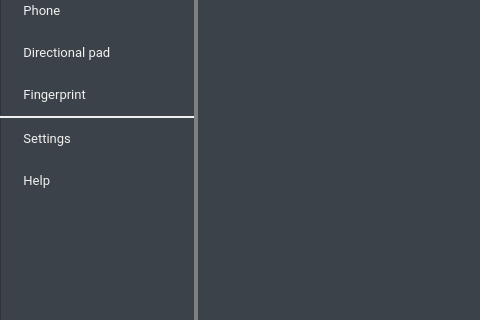
Before: the Qt Designer form android/skin/qt/extended.ui in aosp-mirror/platform_external_qemu, drawn with Qt 5; both pictures show x 0 to 480 and y 149 to 469 of the 820 by 600 pixel window.
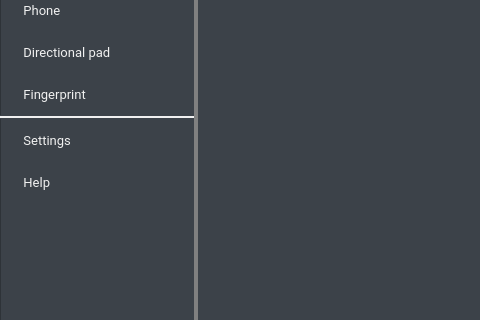
After: the same form once the commit is applied. Icons and pictures are not drawn. Custom widgets are drawn as their Qt base class.

Patch:
```diff
--- a/android/skin/qt/extended.ui
+++ b/android/skin/qt/extended.ui
@@ -558,7 +558,7 @@
    <property name="geometry">
     <rect>
      <x>0</x>
-     <y>266</y>
+     <y>268</y>
      <width>194</width>
      <height>42</height>
     </rect>
@@ -588,6 +588,9 @@
      <height>20</height>
     </size>
    </property>
+   <property name="checkable">
+    <bool>true</bool>
+   </property>
    <property name="flat">
     <bool>true</bool>
    </property>
@@ -636,7 +639,7 @@
    <property name="geometry">
     <rect>
      <x>0</x>
-     <y>308</y>
+     <y>310</y>
      <width>194</width>
      <height>42</height>
     </rect>
@@ -666,6 +669,9 @@
      <height>20</height>
     </size>
    </property>
+   <property name="checkable">
+    <bool>true</bool>
+   </property>
    <property name="flat">
     <bool>true</bool>
    </property>
```
Left out of the diff: 18 changed lines with no effect on the pictures.
